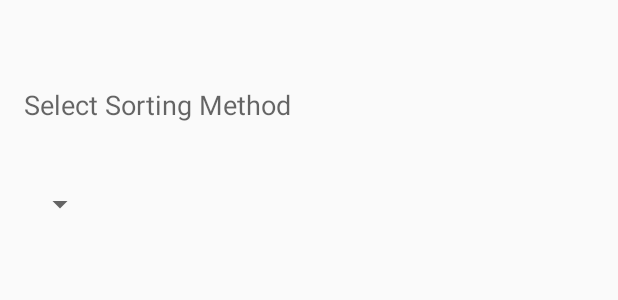
After one commit to EthanDRaymond/Rollodex, an Android app: the layout content_settings_menu.xml on its own in the app's theme, with its tools: preview values and no code run, on a phone screen of 412 x 824 dp. The commit adds this screen. Shown: the top 300 px of the screen. Run offline under Robolectric (Android 15) with nearby library versions, the phone set to English and light mode, and no system bars; network calls fail.

Commit message:
Added new settings activity.

```diff
--- /dev/null
+++ b/app/src/main/res/layout/content_settings_menu.xml
@@ -0,0 +1,32 @@
+<?xml version="1.0" encoding="utf-8"?>
+<RelativeLayout xmlns:android="http://schemas.android.com/apk/res/android"
+    xmlns:tools="http://schemas.android.com/tools"
+    xmlns:app="http://schemas.android.com/apk/res-auto" android:layout_width="match_parent"
+    android:layout_height="match_parent" android:paddingLeft="@dimen/activity_horizontal_margin"
+    android:paddingRight="@dimen/activity_horizontal_margin"
+    android:paddingTop="@dimen/activity_vertical_margin"
+    android:paddingBottom="@dimen/activity_vertical_margin"
+    app:layout_behavior="@string/appbar_scrolling_view_behavior"
+    tools:showIn="@layout/activity_settings_menu"
+    tools:context="com.example.meet.navigationactivity.SettingsMenu">
+
+    <Spinner
+        android:layout_width="wrap_content"
+        android:layout_height="wrap_content"
+        android:id="@+id/spin"
+        android:layout_marginTop="108dp"
+        android:spinnerMode="dropdown"
+        android:layout_alignParentTop="true"
+        android:layout_alignParentStart="true" />
+
+    <TextView
+        android:layout_width="wrap_content"
+        android:layout_height="wrap_content"
+        android:textAppearance="?android:attr/textAppearanceMedium"
+        android:text="Select Sorting Method"
+        android:id="@+id/textView2"
+        android:layout_alignParentTop="true"
+        android:layout_alignParentStart="true"
+        android:layout_marginTop="41dp" />
+
+</RelativeLayout>
```
Also changed, not shown: app/src/main/java/com/psu/hack/rollodex/ui/SettingsActivity.java (+10 -2 lines), app/src/main/res/layout/activity_settings_menu.xml (added, +34 -0 lines).
